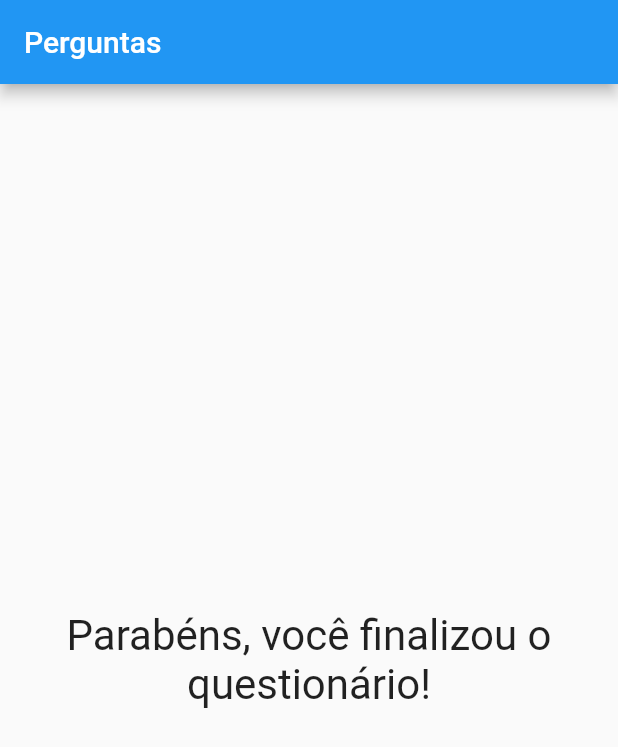
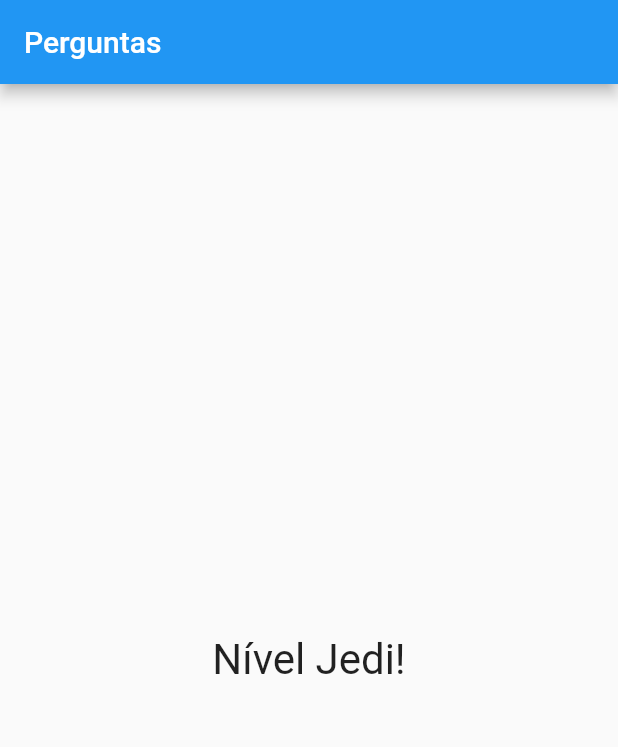
Before and after one commit to FranciscoCFranco/questionApp, a Flutter app: the screen it shows after launch, after a tap on "Preto", after a tap on "Cobra", after a tap on "João", on a phone screen of 412 x 824 dp. Shown: the top 747 px of the screen. Run offline on Flutter 3.47's test engine with Material 2 defaults, Android fonts, the phone set to English and light mode, and no system bars.

Commit message:
Adding condition to score

```diff
--- a/curso_flutter/projeto_perguntas/lib/main.dart
+++ b/curso_flutter/projeto_perguntas/lib/main.dart
@@ -2,46 +2,50 @@ import 'package:flutter/material.dart';
 import './questionario.dart';
 import './resultado.dart';
 
-void main() => runApp(const PerguntaApp());
+void main() => runApp(PerguntaApp());
 
 class _PerguntaAppState extends State<PerguntaApp> {
   var _perguntaSelecionada = 0;
+  var _pontuacaoTotal = 0;
   final _perguntas = const [
     {
       'texto': 'Qual é a sua cor favorita?',
       'respostas': [
-        {'texto': 'Preto', 'nota': 10},
-        {'texto': 'Vermelho', 'nota': 5},
-        {'texto': 'Verde', 'nota': 3},
-        {'texto': 'Branco', 'nota': 1},
+        {'texto': 'Preto', 'pontuacao': 10},
+        {'texto': 'Vermelho', 'pontuacao': 5},
+        {'texto': 'Verde', 'pontuacao': 3},
+        {'texto': 'Branco', 'pontuacao': 1},
       ],
     },
     {
       'texto': 'Qual é o seu animal favorito?',
       'respostas': [
-        {'texto': 'Coelho', 'nota': 10},
-        {'texto': 'Cobra', 'nota': 5},
-        {'texto': 'Elefante', 'nota': 3},
-        {'texto': 'Leão', 'nota': 1},
+        {'texto': 'Coelho', 'pontuacao': 10},
+        {'texto': 'Cobra', 'pontuacao': 5},
+        {'texto': 'Elefante', 'pontuacao': 3},
+        {'texto': 'Leão', 'pontuacao': 1},
       ],
     },
     {
       'texto': 'Qual é o seu instrutor favorito?',
       'respostas': [
-        {'texto': 'Leo', 'nota': 10},
-        {'texto': 'Maria', 'nota': 5},
-        {'texto': 'João', 'nota': 3},
-        {'texto': 'Pedro', 'nota': 1},
+        {'texto': 'Leo', 'pontuacao': 10},
+        {'texto': 'Maria', 'pontuacao': 5},
+        {'texto': 'João', 'pontuacao': 3},
+        {'texto': 'Pedro', 'pontuacao': 1},
       ],
     }
   ];
 
-  void _responder() {
+  void _responder(int pontuacao) {
     if (temPerguntaSelecionada) {
       setState(() {
         _perguntaSelecionada++;
+        _pontuacaoTotal += pontuacao;
       });
     }
+
+    print(_pontuacaoTotal);
   }
 
   bool get temPerguntaSelecionada {
@@ -61,15 +65,13 @@ class _PerguntaAppState extends State<PerguntaApp> {
                 perguntaSelecionada: _perguntaSelecionada,
                 quandoResponder: _responder,
               )
-            : Resultado(),
+            : Resultado(_pontuacaoTotal),
       ),
     );
   }
 }
 
 class PerguntaApp extends StatefulWidget {
-  const PerguntaApp({super.key});
-
   @override
   _PerguntaAppState createState() {
     return _PerguntaAppState();
--- a/curso_flutter/projeto_perguntas/lib/questionario.dart
+++ b/curso_flutter/projeto_perguntas/lib/questionario.dart
@@ -1,11 +1,11 @@
 import 'package:flutter/material.dart';
+import './questão.dart';
 import './resposta.dart';
-import './questão.dart';
 
 class Questionario extends StatelessWidget {
   final List<Map<String, Object>> perguntas;
   final int perguntaSelecionada;
-  final void Function() quandoResponder;
+  final void Function(int) quandoResponder;
 
   const Questionario({
     required this.perguntas,
@@ -28,9 +28,12 @@ class Questionario extends StatelessWidget {
     return Column(
       children: [
         Questao(perguntas[perguntaSelecionada]['texto'] as String),
-        ...respostas
-            .map((resp) => Resposta(resp['texto'] as String, quandoResponder))
-            .toList(),
+        ...respostas.map((resp) {
+          return Resposta(
+            resp['texto'].toString(),
+            () => quandoResponder(int.parse(resp['pontuacao'].toString())),
+          );
+        }).toList(),
       ],
     );
   }
--- a/curso_flutter/projeto_perguntas/lib/resultado.dart
+++ b/curso_flutter/projeto_perguntas/lib/resultado.dart
@@ -1,11 +1,27 @@
 import 'package:flutter/material.dart';
 
 class Resultado extends StatelessWidget {
+  final int pontuacao;
+
+  Resultado(this.pontuacao);
+
+  String get fraseResultado {
+    if (pontuacao < 8) {
+      return 'Parabéns';
+    } else if (pontuacao < 12) {
+      return 'Você é bom';
+    } else if (pontuacao < 16) {
+      return 'Impressionate';
+    } else {
+      return 'Nível Jedi!';
+    }
+  }
+
   @override
   Widget build(BuildContext context) {
     return Center(
       child: Text(
-        'Parabéns, você finalizou o questionário!',
+        fraseResultado,
         style: TextStyle(fontSize: 28),
         textAlign: TextAlign.center,
       ),
```
